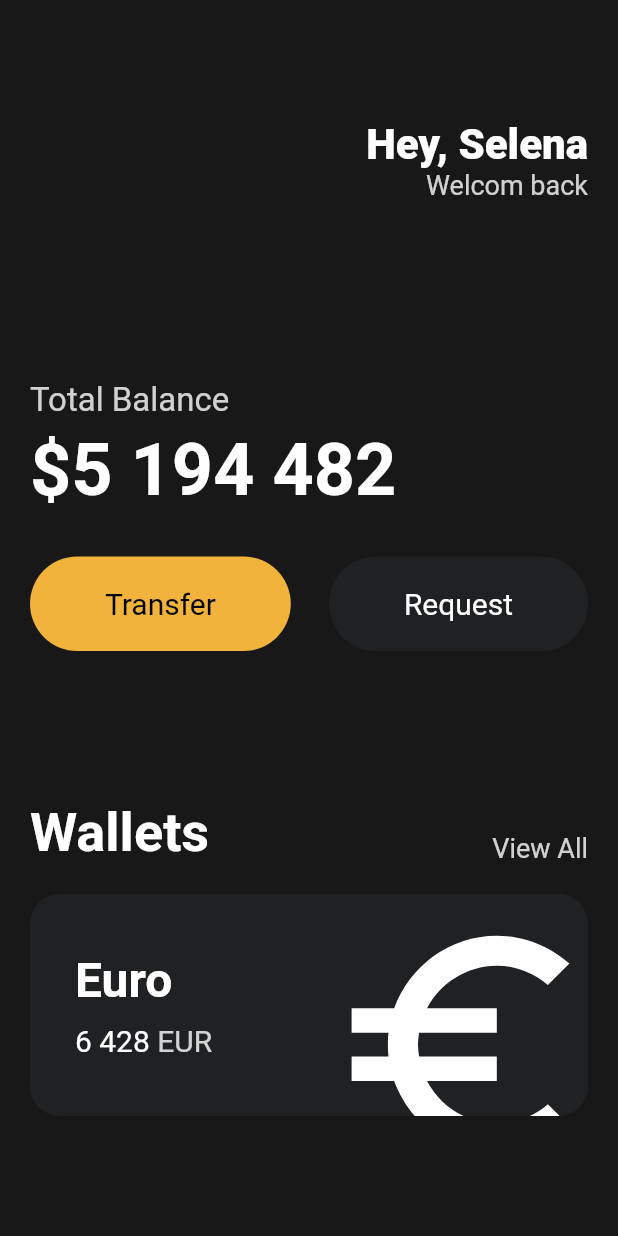
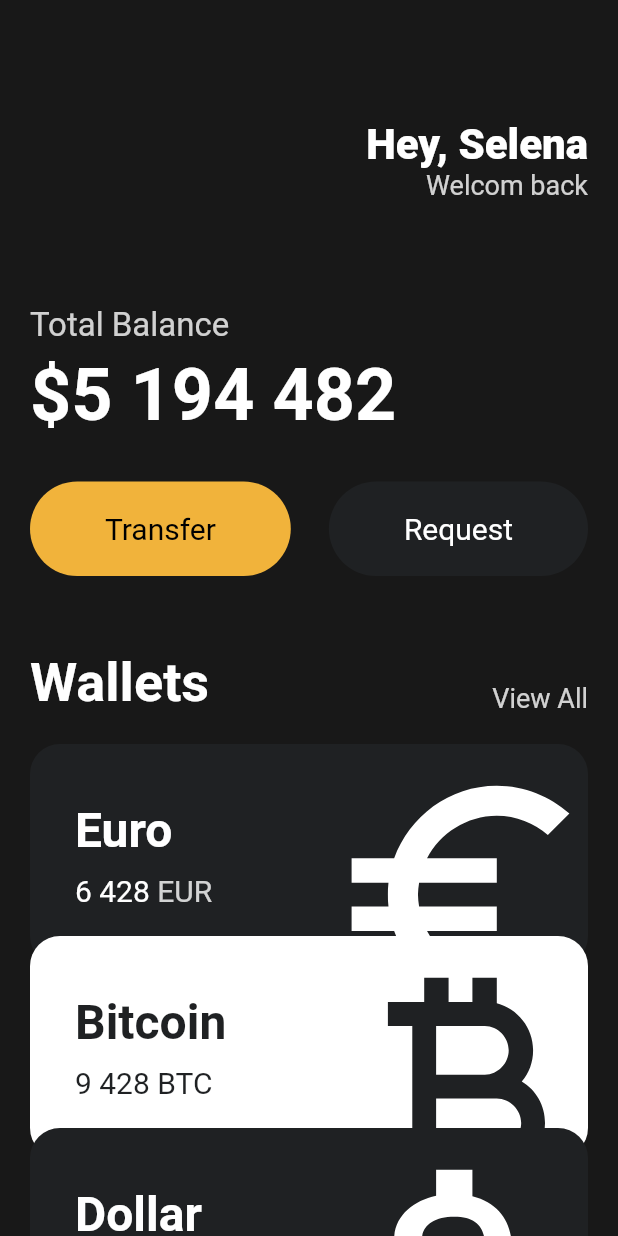
Before and after one commit to chartw/flutter-toonflix, a Flutter app: the screen it shows after launch, on a phone screen of 412 x 824 dp. Run offline on Flutter 3.47's test engine with Material 2 defaults, Android fonts, the phone set to English and light mode, and no system bars.

Commit message:
create currency_card.dart

```diff
--- a/lib/main.dart
+++ b/lib/main.dart
@@ -1,5 +1,6 @@
 import 'package:flutter/material.dart';
 import 'package:toonflix/widgets/Button.dart';
+import 'package:toonflix/widgets/currency_card.dart';
 
 void main() {
   runApp(const App());
@@ -13,7 +14,8 @@ class App extends StatelessWidget {
     return MaterialApp(
       home: Scaffold(
         backgroundColor: const Color(0xFF181818),
-        body: Padding(
+        body: SingleChildScrollView(
+          child: Padding(
             padding: const EdgeInsets.symmetric(
               horizontal: 20,
             ),
@@ -49,7 +51,7 @@ class App extends StatelessWidget {
                   ],
                 ),
                 const SizedBox(
-                height: 120,
+                  height: 70,
                 ),
                 Text(
                   'Total Balance',
@@ -87,7 +89,7 @@ class App extends StatelessWidget {
                   ],
                 ),
                 const SizedBox(
-                height: 100,
+                  height: 50,
                 ),
                 Row(
                   mainAxisAlignment: MainAxisAlignment.spaceBetween,
@@ -113,72 +115,37 @@ class App extends StatelessWidget {
                 const SizedBox(
                   height: 20,
                 ),
-              Container(
-                clipBehavior: Clip.hardEdge,
-                decoration: BoxDecoration(
-                  color: const Color(0xFF1F2123),
-                  borderRadius: BorderRadius.circular(20),
+                const CurrencyCard(
+                  name: 'Euro',
+                  code: 'EUR',
+                  amount: '6 428',
+                  icon: Icons.euro_symbol_sharp,
+                  isInverted: false,
                 ),
-                child: Padding(
-                  padding: const EdgeInsets.all(30),
-                  child: Row(
-                    mainAxisAlignment: MainAxisAlignment.spaceBetween,
-                    children: [
-                      Column(
-                        crossAxisAlignment: CrossAxisAlignment.start,
-                        children: [
-                          const Text(
-                            'Euro',
-                            style: TextStyle(
-                              color: Colors.white,
-                              fontSize: 32,
-                              fontWeight: FontWeight.w600,
+                Transform.translate(
+                  offset: const Offset(0, -20),
+                  child: const CurrencyCard(
+                    name: 'Bitcoin',
+                    code: 'BTC',
+                    amount: '9 428',
+                    icon: Icons.currency_bitcoin_sharp,
+                    isInverted: true,
                   ),
                 ),
-                          const SizedBox(
-                            height: 10,
-                          ),
-                          Row(
-                            children: [
-                              const Text(
-                                '6 428',
-                                style: TextStyle(
-                                  color: Colors.white,
-                                  fontSize: 20,
-                                ),
-                              ),
-                              const SizedBox(
-                                width: 5,
-                              ),
-                              Text(
-                                'EUR',
-                                style: TextStyle(
-                                  color: Colors.white.withOpacity(0.8),
-                                  fontSize: 20,
-                                ),
-                              ),
-                            ],
-                          ),
-                        ],
-                      ),
-                      Transform.scale(
-                        scale: 2.2,
-                        child: Transform.translate(
-                          offset: const Offset(-5, 12),
-                          child: const Icon(
-                            Icons.euro_symbol_sharp,
-                            color: Colors.white,
-                            size: 88,
-                          ),
+                Transform.translate(
+                  offset: const Offset(0, -20 - 20),
+                  child: const CurrencyCard(
+                    name: 'Dollar',
+                    code: 'USD',
+                    amount: '428',
+                    icon: Icons.attach_money_sharp,
+                    isInverted: false,
                   ),
                 ),
               ],
             ),
           ),
         ),
-            ],
-          ),
-        ),
       ),
     );
   }
--- /dev/null
+++ b/lib/widgets/currency_card.dart
@@ -0,0 +1,86 @@
+import 'package:flutter/material.dart';
+
+class CurrencyCard extends StatelessWidget {
+  final String name, code, amount;
+  final IconData icon;
+  final bool isInverted;
+
+  final _blackColor = const Color(0xFF1F2123);
+
+  const CurrencyCard(
+      {super.key,
+      required this.name,
+      required this.code,
+      required this.amount,
+      required this.icon,
+      required this.isInverted});
+
+  @override
+  Widget build(BuildContext context) {
+    return Container(
+      clipBehavior: Clip.hardEdge,
+      decoration: BoxDecoration(
+        color: isInverted ? Colors.white : _blackColor,
+        borderRadius: BorderRadius.circular(20),
+      ),
+      child: Padding(
+        padding: const EdgeInsets.all(30),
+        child: Row(
+          mainAxisAlignment: MainAxisAlignment.spaceBetween,
+          children: [
+            Column(
+              crossAxisAlignment: CrossAxisAlignment.start,
+              children: [
+                Text(
+                  name,
+                  style: TextStyle(
+                    color: isInverted ? _blackColor : Colors.white,
+                    fontSize: 32,
+                    fontWeight: FontWeight.w600,
+                  ),
+                ),
+                const SizedBox(
+                  height: 10,
+                ),
+                Row(
+                  children: [
+                    Text(
+                      amount,
+                      style: TextStyle(
+                        color: isInverted ? _blackColor : Colors.white,
+                        fontSize: 20,
+                      ),
+                    ),
+                    const SizedBox(
+                      width: 5,
+                    ),
+                    Text(
+                      code,
+                      style: TextStyle(
+                        color: isInverted
+                            ? _blackColor
+                            : Colors.white.withOpacity(0.8),
+                        fontSize: 20,
+                      ),
+                    ),
+                  ],
+                ),
+              ],
+            ),
+            Transform.scale(
+              scale: 2.2,
+              child: Transform.translate(
+                offset: const Offset(-5, 12),
+                child: Icon(
+                  icon,
+                  color: isInverted ? _blackColor : Colors.white,
+                  size: 88,
+                ),
+              ),
+            ),
+          ],
+        ),
+      ),
+    );
+  }
+}
```
Lines whose indentation alone changed are shown as unchanged.
